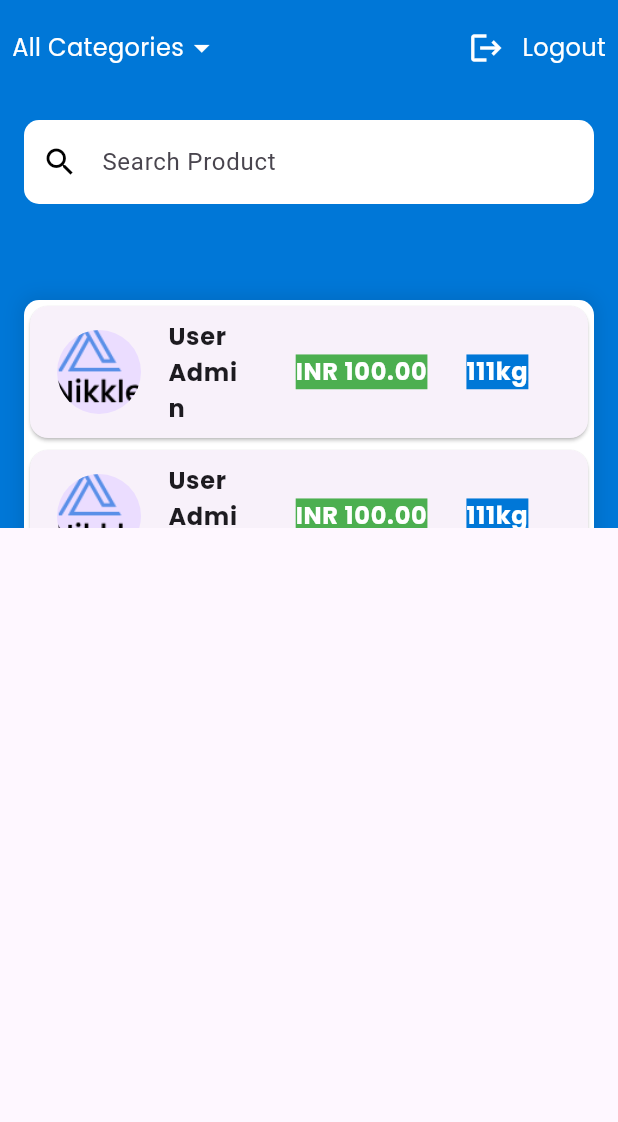
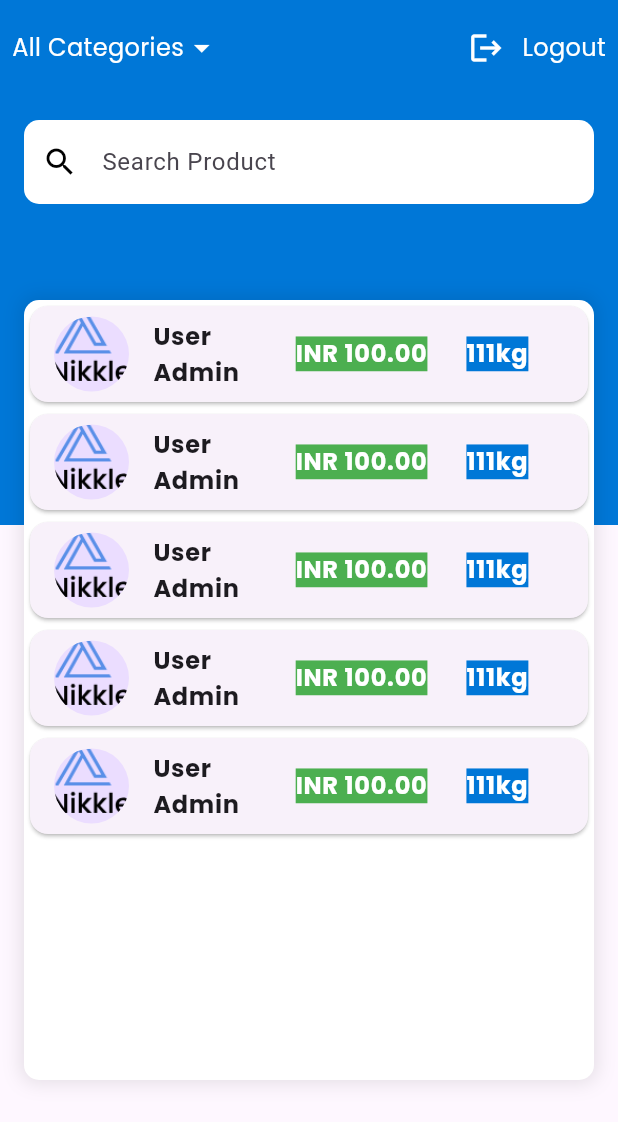
Before and after one commit to prasunkayastha/Flutter_task, a Flutter app: the HomeScreen screen opened by its route, on a phone screen of 412 x 824 dp. Shown: the top 1122 px of the screen. Run offline on Flutter 3.47's test engine with Material 3 defaults, Android fonts, the phone set to English and light mode, and no system bars; our stand-ins replace google_fonts.

Commit message:
"Refactored HomeScreen widget structure, replaced SingleChildScrollView with Stack and Positioned widgets, and adjusted layout and styling of various components."

```diff
--- a/lib/features/home/views/home.dart
+++ b/lib/features/home/views/home.dart
@@ -14,13 +14,14 @@ class _HomeScreenState extends State<HomeScreen> {
   Widget build(BuildContext context) {
     return Scaffold(
       body: SafeArea(
-        child: SingleChildScrollView(
-          child: Container(
-            color: ColorConstant.primaryColor,
         child: Stack(
           children: [
-                Container(
-                  padding: const EdgeInsets.only(bottom: 200),
+            Positioned(
+              top: 0,
+              left: 0,
+              right: 0,
+              child: Container(
+                height: 350,
                 color: ColorConstant.primaryColor,
                 child: Column(
                   children: [
@@ -83,14 +84,17 @@ class _HomeScreenState extends State<HomeScreen> {
                   ],
                 ),
               ),
+            ),
             Positioned(
               top: 200,
               left: 16,
               right: 16,
+              bottom: 0,
+              child: SingleChildScrollView(
                 child: Column(
                   children: [
                     Container(
-                        height: 200,
+                      height: 520,
                       decoration: BoxDecoration(
                         color: ColorConstant.secondaryColor,
                         borderRadius: BorderRadius.circular(10),
@@ -105,7 +109,7 @@ class _HomeScreenState extends State<HomeScreen> {
                       child: Column(
                         children: [
                           ListView.builder(
-                              itemCount: 6,
+                            itemCount: 5,
                             shrinkWrap: true,
                             physics: const NeverScrollableScrollPhysics(),
                             itemBuilder: (context, index) {
@@ -114,7 +118,7 @@ class _HomeScreenState extends State<HomeScreen> {
                                   leading: const CircleAvatar(
                                     backgroundImage:
                                         AssetImage('assets/logo/2logo.png'),
-                                      radius: 30,
+                                    radius: 25,
                                   ),
                                   title: Text(
                                     'User Admin',
@@ -153,9 +157,8 @@ class _HomeScreenState extends State<HomeScreen> {
                   ],
                 ),
               ),
+            ),
           ],
-            ),
-          ),
         ),
       ),
     );
```
Lines whose indentation alone changed are shown as unchanged.
